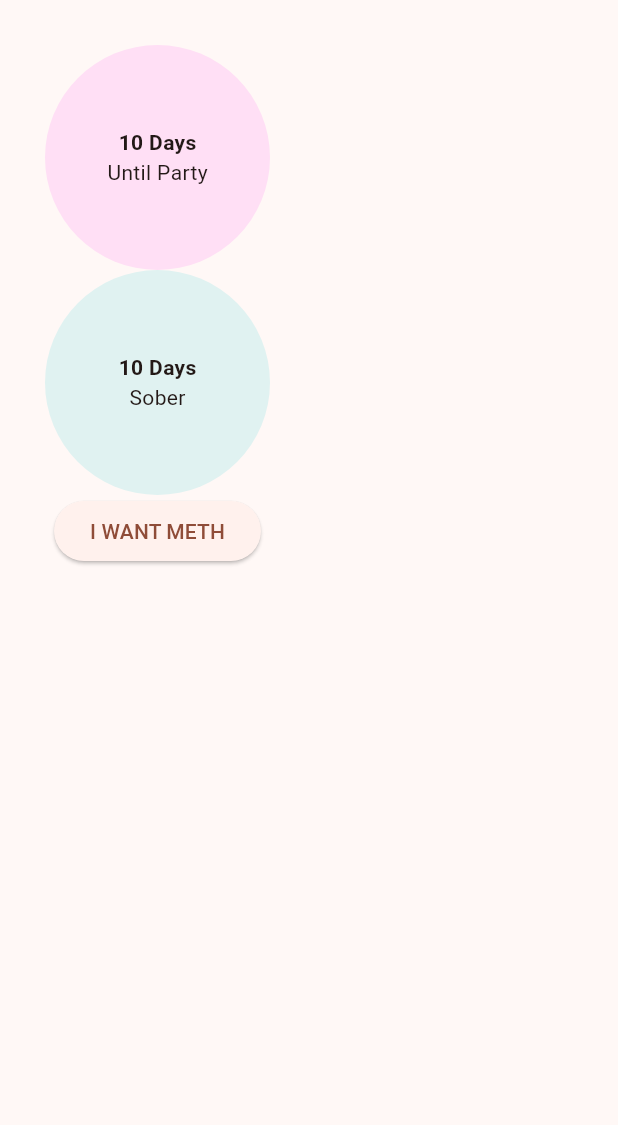
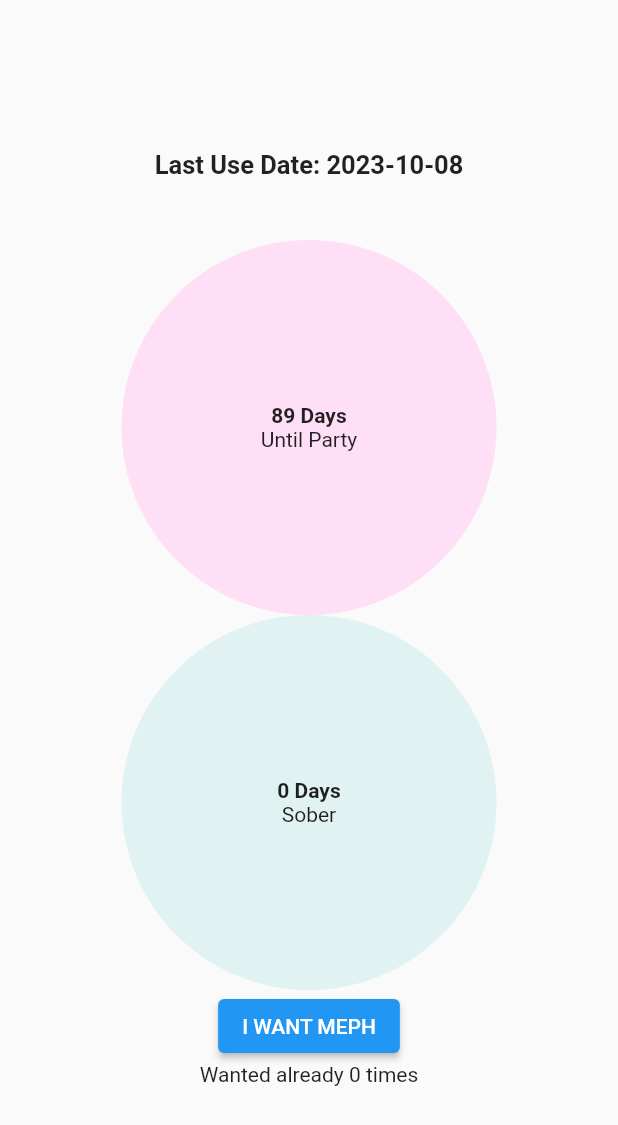
Before and after one commit to andrii-riabchuk/drug-management, a Flutter app: the screen it shows after launch, after a tap on an icon or button, on a phone screen of 412 x 824 dp. Shown: the top 1125 px of the screen. Run offline on Flutter 3.47's test engine with Material 2 defaults, Android fonts, the light colour scheme and no system bars; our stand-ins replace shared_preferences.

Commit message:
refactored (hardly)

```diff
--- /dev/null
+++ b/lib/home_page.dart
@@ -0,0 +1,111 @@
+import 'package:drug_management/shared_pref.dart';
+import 'package:flutter/material.dart';
+import 'package:provider/provider.dart';
+import 'package:shared_preferences/shared_preferences.dart';
+
+class CircleRenameMe extends StatelessWidget {
+  const CircleRenameMe(
+      {super.key, required this.days, required this.message, this.color});
+
+  final int days;
+  final String message;
+  final Color? color;
+
+  @override
+  Widget build(BuildContext context) {
+    return Container(
+      width: 250,
+      height: 250,
+      alignment: Alignment.center,
+      decoration:
+          BoxDecoration(shape: BoxShape.circle, color: color ?? Colors.grey),
+      child: Column(
+          mainAxisAlignment: MainAxisAlignment.center,
+          crossAxisAlignment: CrossAxisAlignment.center,
+          children: [
+            Text(
+              "$days Days",
+              style: const TextStyle(fontWeight: FontWeight.bold),
+            ),
+            Text(message)
+          ]),
+    );
+  }
+}
+
+class MyAppState extends ChangeNotifier {
+  MyAppState({required this.current});
+
+  int current;
+
+  void wantMeph() {
+    current = current + 1;
+
+    notifyListeners();
+  }
+}
+
+class MyHomePage extends StatelessWidget {
+  const MyHomePage({super.key, required this.sp});
+
+  final SharedPreferences sp;
+
+  @override
+  Widget build(BuildContext context) {
+    var appState = context.watch<MyAppState>(); // ← 2
+
+    void func(bool isSetupCompleted) {
+      if (!isSetupCompleted) {
+        Navigator.pop(context);
+        Navigator.pushNamed(context, "/setup");
+      }
+    }
+
+    MySharedPreferences.instance.getBooleanValue('isSetupCompleted').then(func);
+    String lastUseDateFromStorage = sp.getString("lastUseDate") ?? "2023-10-05";
+    DateTime lastUseDate = DateTime.parse(lastUseDateFromStorage);
+
+    int daysSober = DateTime.now().difference(lastUseDate).inDays;
+    int daysUntilParty = lastUseDate
+        .add(const Duration(days: 90))
+        .difference(DateTime.now())
+        .inDays;
+
+    return Scaffold(
+        body: Padding(
+            padding: EdgeInsets.fromLTRB(0, 0, 0, 0),
+            child: Container(
+              width: MediaQuery.of(context).size.width,
+              height: MediaQuery.of(context).size.height,
+              child: Column(
+                  mainAxisAlignment: MainAxisAlignment.center,
+                  crossAxisAlignment: CrossAxisAlignment.center,
+                  children: [
+                    Padding(
+                        padding: EdgeInsets.only(bottom: 40),
+                        child: Text(
+                            "Last Use Date: ${sp.getString("lastUseDate") ?? "Not specified"}",
+                            style: const TextStyle(
+                                fontSize: 17, fontWeight: FontWeight.bold))),
+                    Container(
+                        child: Column(children: [
+                      CircleRenameMe(
+                          days: daysUntilParty,
+                          message: "Until Party",
+                          color: Color.fromARGB(255, 255, 223, 245)),
+                      CircleRenameMe(
+                          days: daysSober,
+                          message: "Sober",
+                          color: Color(0xFFe0f2f1)),
+                      ElevatedButton(
+                          onPressed: () {
+                            appState.wantMeph();
+                            sp.setInt("wantMeph", appState.current);
+                          },
+                          child: Text('I WANT MEPH')),
+                      Text("Wanted already ${appState.current} times")
+                    ]))
+                  ]),
+            )));
+  }
+}
--- /dev/null
+++ b/lib/intro_page.dart
@@ -0,0 +1,70 @@
+import 'dart:developer';
+
+import 'package:drug_management/shared_pref.dart';
+import 'package:flutter/material.dart';
+import 'package:intl/intl.dart';
+
+class MyIntroPage extends StatefulWidget {
+  const MyIntroPage({super.key});
+
+  @override
+  State<MyIntroPage> createState() => _MyIntroPageState();
+}
+
+class _MyIntroPageState extends State<MyIntroPage> {
+  DateTime selectedDate = DateTime.now();
+
+  Future<void> _selectDate(BuildContext context) async {
+    final DateTime? picked = await showDatePicker(
+        context: context,
+        initialDate: selectedDate,
+        firstDate: DateTime(2015, 8),
+        lastDate: DateTime(2101));
+
+    if (picked != null && picked != selectedDate) {
+      setState(() {
+        selectedDate = picked;
+      });
+    }
+  }
+
+  @override
+  Widget build(BuildContext context) {
+    void onSetupCompleted() {
+      log("onSetupCompleted");
+      MySharedPreferences.instance.setString(
+          "lastUseDate", DateFormat('yyyy-MM-dd').format(selectedDate));
+      MySharedPreferences.instance.setBoolean("isSetupCompleted", true);
+      Navigator.pop(context);
+      Navigator.pushNamed(context, "/");
+    }
+
+    return Scaffold(
+      appBar: AppBar(
+        title: Text("Flutteriatko"),
+        automaticallyImplyLeading: false,
+      ),
+      body: Center(
+        child: Column(
+          mainAxisSize: MainAxisSize.min,
+          children: <Widget>[
+            GestureDetector(
+                onTap: () => {_selectDate(context)},
+                child: Text("${selectedDate.toLocal()}".split(' ')[0])),
+            SizedBox(
+              height: 20.0,
+            ),
+            // ElevatedButton(
+            //   onPressed: () => _selectDate(context),
+            //   child: Text('Select date'),
+            // ),
+            ElevatedButton(
+              onPressed: () => onSetupCompleted(),
+              child: Text('Let\'s go'),
+            ),
+          ],
+        ),
+      ),
+    );
+  }
+}
--- a/lib/main.dart
+++ b/lib/main.dart
@@ -1,251 +1,29 @@
-import 'dart:developer';
-
-import 'package:english_words/english_words.dart';
+import 'package:drug_management/home_page.dart';
+import 'package:drug_management/intro_page.dart';
 import 'package:flutter/material.dart';
 import 'package:provider/provider.dart';
 import 'package:shared_preferences/shared_preferences.dart';
 
-// void main() {
-//   runApp(MaterialApp(
-//     initialRoute: '/',
-//     routes: <String, WidgetBuilder>{
-//       '/': (context) => const MyIntroPage(),
-//       '/app': (context) => MyApp()
-//     },
-//   ));
-// }
+void main() async {
+  WidgetsFlutterBinding.ensureInitialized();
+  SharedPreferences prefs = await SharedPreferences.getInstance();
+  // prefs.clear();
 
-void main() async {
-  SharedPreferences prefs = await SharedPreferences.getInstance();
-  log("here should be sharedpreferences");
-  log(prefs.getBool('isfirstRun').toString());
   runApp(MaterialApp(
-    debugShowCheckedModeBanner: false,
-    title: 'Flutter Launch Detection Demo',
-    //if true return intro screen for first time Else go to login Screen
-    initialRoute: "/app",
+    // debugShowCheckedModeBanner: false,
+    title: 'DrugManagement',
+    // theme: ThemeData(
+    //   useMaterial3: true,
+    //   colorScheme: ColorScheme.fromSeed(seedColor: Colors.deepOrange),
+    // ),
+    initialRoute: "/",
+    // home: MyHomePage()
     routes: {
-      '/': (context) => const MyIntroPage(),
-      '/app': (context) => const MyApp()
+      '/': (context) => ChangeNotifierProvider(
+          create: (context) =>
+              MyAppState(current: prefs.getInt("wantMeph") ?? 0),
+          child: MyHomePage(sp: prefs)),
+      '/setup': (context) => const MyIntroPage()
     },
   ));
 }
-
-//------------------------------
-class MySharedPreferences {
-  MySharedPreferences._privateConstructor();
-
-  static final MySharedPreferences instance =
-      MySharedPreferences._privateConstructor();
-
-  setBooleanValue(String key, bool value) async {
-    SharedPreferences myPrefs = await SharedPreferences.getInstance();
-    myPrefs.setBool(key, value);
-  }
-
-  Future<bool> getBooleanValue(String key) async {
-    SharedPreferences myPrefs = await SharedPreferences.getInstance();
-    return myPrefs.getBool(key) ?? false;
-  }
-}
-
-class SharedPref extends StatefulWidget {
-  const SharedPref({super.key});
-
-  @override
-  _SharedPrefState createState() => _SharedPrefState();
-}
-
-class _SharedPrefState extends State<SharedPref> {
-  bool isFirstLaunch = true;
-
-  Widget build(BuildContext context) {
-    return MaterialApp(
-      debugShowCheckedModeBanner: false,
-      title: 'Flutter Launch Detection Demo',
-      //if true return intro screen for first time Else go to login Screen
-      initialRoute: "/app",
-      routes: {
-        '/': (context) => const MyIntroPage(),
-        '/app': (context) => const MyApp()
-      },
-    );
-  }
-}
-
-class MyIntroPage extends StatefulWidget {
-  const MyIntroPage({super.key});
-
-  @override
-  _MyIntroPageState createState() => _MyIntroPageState();
-}
-
-class _MyIntroPageState extends State<MyIntroPage> {
-  DateTime selectedDate = DateTime.now();
-
-  Future<Null> _selectDate(BuildContext context) async {
-    final DateTime? picked = await showDatePicker(
-        context: context,
-        initialDate: selectedDate,
-        firstDate: DateTime(2015, 8),
-        lastDate: DateTime(2101));
-    if (picked != null && picked != selectedDate)
-      setState(() {
-        selectedDate = picked;
-      });
-  }
-
-  @override
-  Widget build(BuildContext context) {
-    return Scaffold(
-      appBar: AppBar(
-        title: Text("Flutteriatko"),
-      ),
-      body: Center(
-        child: Column(
-          mainAxisSize: MainAxisSize.min,
-          children: <Widget>[
-            GestureDetector(
-                onTap: () => {_selectDate(context)},
-                child: Text("${selectedDate.toLocal()}".split(' ')[0])),
-            SizedBox(
-              height: 20.0,
-            ),
-            // ElevatedButton(
-            //   onPressed: () => _selectDate(context),
-            //   child: Text('Select date'),
-            // ),
-            ElevatedButton(
-              onPressed: () => {
-                MySharedPreferences.instance
-                    .setBooleanValue("setupCompleted", true),
-                Navigator.pushNamed(context, '/app')
-              },
-              child: Text('Let\'s go'),
-            ),
-          ],
-        ),
-      ),
-    );
-  }
-}
-
-class MyApp extends StatelessWidget {
-  const MyApp({super.key});
-
-  @override
-  Widget build(BuildContext context) {
-    void doShit(bool setupCompleted) {
-      if (!setupCompleted) {
-        Navigator.pushNamed(context, '/');
-      }
-    }
-
-    MySharedPreferences.instance.getBooleanValue("setupCompleted").then(doShit);
-
-    return ChangeNotifierProvider(
-      create: (context) => MyAppState(),
-      child: MaterialApp(
-        title: 'Namer App',
-        theme: ThemeData(
-          useMaterial3: true,
-          colorScheme: ColorScheme.fromSeed(seedColor: Colors.deepOrange),
-        ),
-        home: MyHomePage(),
-      ),
-    );
-  }
-}
-
-class CircleRenameMe extends StatelessWidget {
-  const CircleRenameMe(
-      {super.key, required this.days, required this.message, this.color});
-
-  final int days;
-  final String message;
-  final Color? color;
-
-  @override
-  Widget build(BuildContext context) {
-    return Container(
-      width: 150,
-      height: 150,
-      alignment: Alignment.center,
-      child: Column(
-          mainAxisAlignment: MainAxisAlignment.center,
-          crossAxisAlignment: CrossAxisAlignment.center,
-          children: [
-            Text(
-              "${days} Days",
-              style: const TextStyle(fontWeight: FontWeight.bold),
-            ),
-            Text(message)
-          ]),
-      decoration:
-          BoxDecoration(shape: BoxShape.circle, color: color ?? Colors.grey),
-    );
-  }
-}
-
-class MyAppState extends ChangeNotifier {
-  var current = WordPair.random();
-
-  void getNext() {
-    current = WordPair.random();
-    notifyListeners();
-  }
-}
-
-class MyHomePage extends StatelessWidget {
-  @override
-  Widget build(BuildContext context) {
-    var appState = context.watch<MyAppState>();
-    var pair = appState.current;
-
-    return Scaffold(
-        body: Padding(
-            padding: EdgeInsets.all(30.0),
-            child: Column(
-              children: [
-                CircleRenameMe(
-                    days: 10,
-                    message: "Until Party",
-                    color: Color.fromARGB(255, 255, 223, 245)),
-                CircleRenameMe(
-                    days: 10, message: "Sober", color: Color(0xFFe0f2f1)),
-                ElevatedButton(
-                  onPressed: () {
-                    appState.getNext();
-                  },
-                  child: Text('I WANT METH'),
-                ),
-              ],
-            )));
-  }
-}
-
-class BigCard extends StatelessWidget {
-  const BigCard({
-    super.key,
-    required this.days,
-    required this.message,
-  });
-
-  final int days;
-  final String message;
-
-  @override
-  Widget build(BuildContext context) {
-    return Card(
-        shape: RoundedRectangleBorder(borderRadius: BorderRadius.circular(50)),
-        child: Padding(
-            padding: const EdgeInsets.all(20.0),
-            child: Column(children: [
-              Text(
-                "$days",
-                style: const TextStyle(fontWeight: FontWeight.bold),
-              ),
-              Text(message)
-            ])));
-  }
-}
--- /dev/null
+++ b/lib/shared_pref.dart
@@ -0,0 +1,24 @@
+import 'package:shared_preferences/shared_preferences.dart';
+
+//------------------------------
+class MySharedPreferences {
+  MySharedPreferences._privateConstructor();
+
+  static final MySharedPreferences instance =
+      MySharedPreferences._privateConstructor();
+
+  setBoolean(String key, bool value) async {
+    SharedPreferences myPrefs = await SharedPreferences.getInstance();
+    myPrefs.setBool(key, value);
+  }
+
+  setString(String key, String value) async {
+    SharedPreferences myPrefs = await SharedPreferences.getInstance();
+    myPrefs.setString(key, value);
+  }
+
+  Future<bool> getBooleanValue(String key) async {
+    SharedPreferences myPrefs = await SharedPreferences.getInstance();
+    return myPrefs.getBool(key) ?? false;
+  }
+}
--- a/pubspec.yaml
+++ b/pubspec.yaml
@@ -12,7 +12,7 @@ dependencies:
   flutter:
     sdk: flutter
 
-  english_words: ^4.0.0
+  intl: ^0.18.1
   provider: ^6.0.0
   shared_preferences: ^2.2.1
 
```
Also changed, not shown: pubspec.lock.
